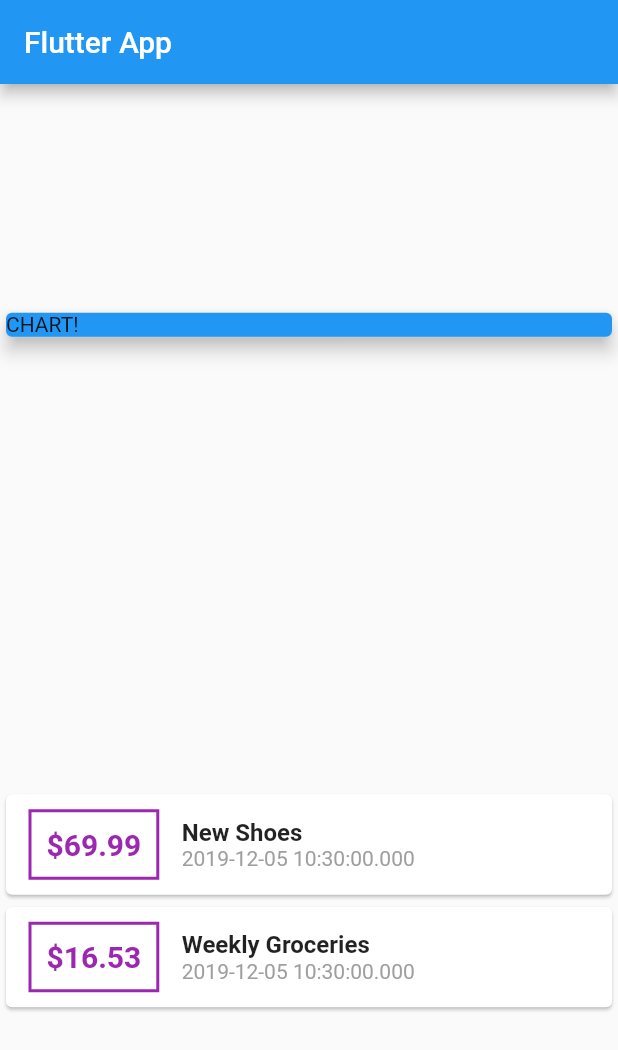
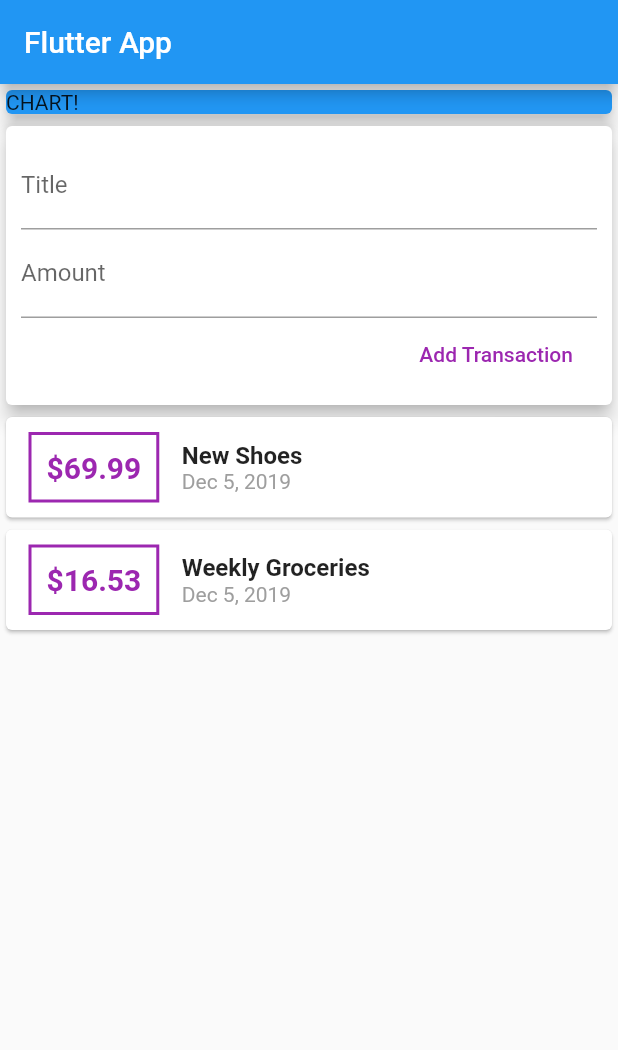
Before and after one commit to Thilanguis/controle_gastos, a Flutter app: the screen it shows after launch, on a phone screen of 412 x 824 dp. Shown: the top 1050 px of the screen. Run offline on Flutter 3.47's test engine with Material 2 defaults, Android fonts, the phone set to English and light mode, and no system bars.

Commit message:
Removando hardcode e separando códigos em pequenos widgets

```diff
--- a/lib/main.dart
+++ b/lib/main.dart
@@ -1,6 +1,6 @@
 import 'package:flutter/material.dart';
 
-import './transation.dart';
+import './widgets/user_transaction.dart';
 
 void main() => runApp(MyApp());
 
@@ -15,20 +15,10 @@ class MyApp extends StatelessWidget {
 }
 
 class MyHomePage extends StatelessWidget {
-  final List<Transaction> transactions = [
-    Transaction(
-      id: 't1',
-      title: 'New Shoes',
-      amount: 69.99,
-      date: DateTime.now(),
-    ),
-    Transaction(
-      id: 't2',
-      title: 'Weekly Groceries',
-      amount: 16.53,
-      date: DateTime.now(),
-    )
-  ];
+  //String titleInput;
+  //String amoungInput;
+  final titleController = TextEditingController();
+  final amountController = TextEditingController();
 
   @override
   Widget build(BuildContext context) {
@@ -37,7 +27,7 @@ class MyHomePage extends StatelessWidget {
           title: Text('Flutter App'),
         ),
         body: Column(
-          mainAxisAlignment: MainAxisAlignment.spaceAround,
+          //mainAxisAlignment: MainAxisAlignment.start,
           crossAxisAlignment: CrossAxisAlignment.stretch,
           children: <Widget>[
             Card(
@@ -48,53 +38,7 @@ class MyHomePage extends StatelessWidget {
               ),
               elevation: 5,
             ),
-            Column(
-              children: transactions.map((tx) {
-                return Card(
-                  child: Row(
-                    children: <Widget>[
-                      Container(
-                        margin: EdgeInsets.symmetric(
-                          vertical: 10,
-                          horizontal: 15,
-                        ),
-                        decoration: BoxDecoration(
-                          border: Border.all(
-                            color: Colors.purple,
-                            width: 2,
-                          ),
-                        ),
-                        padding: EdgeInsets.all(10),
-                        child: Text(
-                          '\$${tx.amount}',
-                          style: TextStyle(
-                            fontWeight: FontWeight.bold,
-                            fontSize: 20,
-                            color: Colors.purple,
-                          ),
-                        ),
-                      ),
-                      Column(
-                        crossAxisAlignment: CrossAxisAlignment.start,
-                        children: <Widget>[
-                          Text(
-                            tx.title,
-                            style: TextStyle(
-                              fontSize: 16,
-                              fontWeight: FontWeight.bold,
-                            ),
-                          ),
-                          Text(
-                            tx.date.toString(),
-                            style: TextStyle(color: Colors.grey),
-                          ),
-                        ],
-                      ),
-                    ],
-                  ),
-                );
-              }).toList(),
-            ),
+              UserTransactions()
           ],
         ));
   }
--- /dev/null
+++ b/lib/widgets/new_transaction.dart
@@ -0,0 +1,40 @@
+import 'package:flutter/material.dart';
+
+class NewTransaction extends StatelessWidget {
+  final titleController = TextEditingController();
+  final amountController = TextEditingController();
+
+  @override
+  Widget build(BuildContext context) {
+    return Card(
+      elevation: 5,
+      child: Container(
+        padding: EdgeInsets.all(10),
+        child: Column(
+          crossAxisAlignment: CrossAxisAlignment.end,
+          children: <Widget>[
+            TextField(
+              decoration: InputDecoration(labelText: 'Title'),
+              controller: titleController,
+              // onChanged: (val) {
+              //   titleInput = val;
+              // },
+            ),
+            TextField(
+              decoration: InputDecoration(labelText: 'Amount'),
+              controller: amountController,
+              // onChanged: (val) => amoungInput = (val),
+            ),
+            FlatButton(
+              child: Text('Add Transaction'),
+              textColor: Colors.purple,
+              onPressed: () {
+                print(titleController.text);
+              },
+            )
+          ],
+        ),
+      ),
+    );
+  }
+}
--- /dev/null
+++ b/lib/widgets/transaction_list.dart
@@ -0,0 +1,61 @@
+import 'package:flutter/material.dart';
+import 'package:intl/intl.dart';
+
+import '../models/transation.dart';
+
+class TransactionList extends StatelessWidget {
+final List<Transaction> transactions;
+
+TransactionList(this.transactions);
+
+  @override
+  Widget build(BuildContext context) {
+    return Column(
+      children: transactions.map((tx) {
+        return Card(
+          child: Row(
+            children: <Widget>[
+              Container(
+                margin: EdgeInsets.symmetric(
+                  vertical: 10,
+                  horizontal: 15,
+                ),
+                decoration: BoxDecoration(
+                  border: Border.all(
+                    color: Colors.purple,
+                    width: 2,
+                  ),
+                ),
+                padding: EdgeInsets.all(10),
+                child: Text(
+                  '\$${tx.amount}',
+                  style: TextStyle(
+                    fontWeight: FontWeight.bold,
+                    fontSize: 20,
+                    color: Colors.purple,
+                  ),
+                ),
+              ),
+              Column(
+                crossAxisAlignment: CrossAxisAlignment.start,
+                children: <Widget>[
+                  Text(
+                    tx.title,
+                    style: TextStyle(
+                      fontSize: 16,
+                      fontWeight: FontWeight.bold,
+                    ),
+                  ),
+                  Text(
+                    DateFormat.yMMMd().format(tx.date),
+                    style: TextStyle(color: Colors.grey),
+                  ),
+                ],
+              ),
+            ],
+          ),
+        );
+      }).toList(),
+    );
+  }
+}
--- /dev/null
+++ b/lib/widgets/user_transaction.dart
@@ -0,0 +1,49 @@
+import 'package:flutter/material.dart';
+
+import './transaction_list.dart';
+import './new_transaction.dart';
+import '../models/transation.dart';
+
+class UserTransactions extends StatefulWidget {
+  @override
+  _UserTransactionsState createState() => _UserTransactionsState();
+}
+
+class _UserTransactionsState extends State<UserTransactions> {
+  final List<Transaction> _userTransactions = [
+    Transaction(
+      id: 't1',
+      title: 'New Shoes',
+      amount: 69.99,
+      date: DateTime.now(),
+    ),
+    Transaction(
+      id: 't2',
+      title: 'Weekly Groceries',
+      amount: 16.53,
+      date: DateTime.now(),
+    )
+  ];
+
+  void _addNewTransaction(String txTitle, double txAmound) {
+    final newTx = Transaction(
+      title: txTitle,
+      amount: txAmound,
+      date: DateTime.now(),
+      id: DateTime.now().toString(),
+    );
+    setState(() {
+      _userTransactions.add(newTx);
+    });
+  }
+
+  @override
+  Widget build(BuildContext context) {
+    return Column(
+      children: <Widget>[
+        NewTransaction(),
+        TransactionList(_userTransactions),
+      ],
+    );
+  }
+}
--- a/pubspec.yaml
+++ b/pubspec.yaml
@@ -19,6 +19,7 @@ environment:
 dependencies:
   flutter:
     sdk: flutter
+  intl: ^0.16.0
 
   # The following adds the Cupertino Icons font to your application.
   # Use with the CupertinoIcons class for iOS style icons.
```
Also changed, not shown: lib/models/transation.dart (renamed from lib/transation.dart), pubspec.lock.
